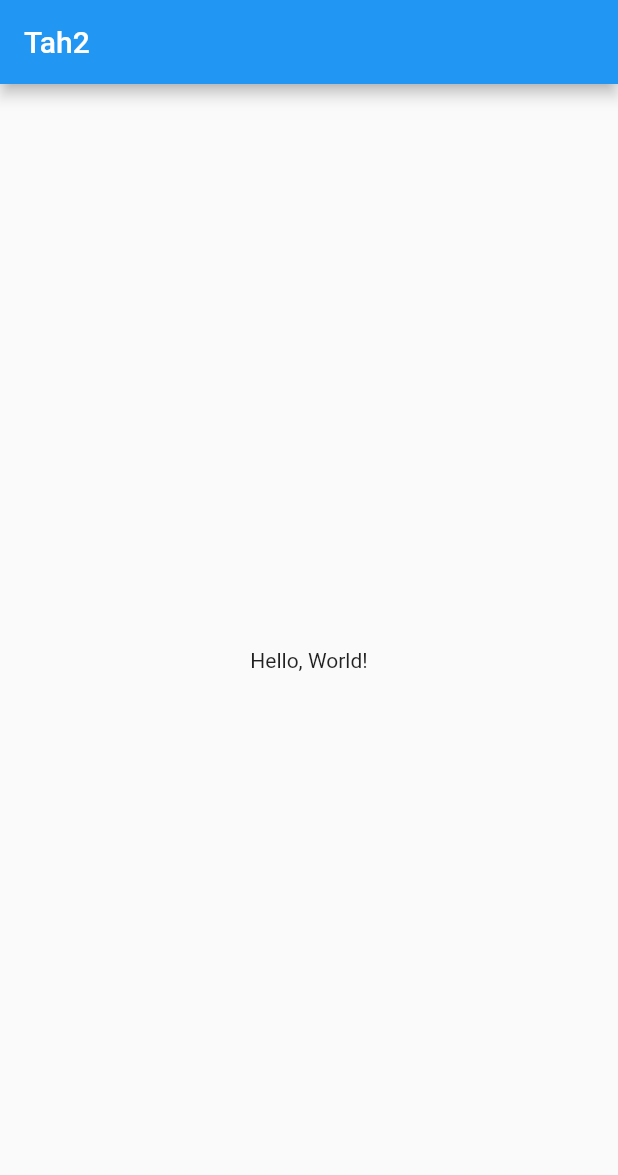
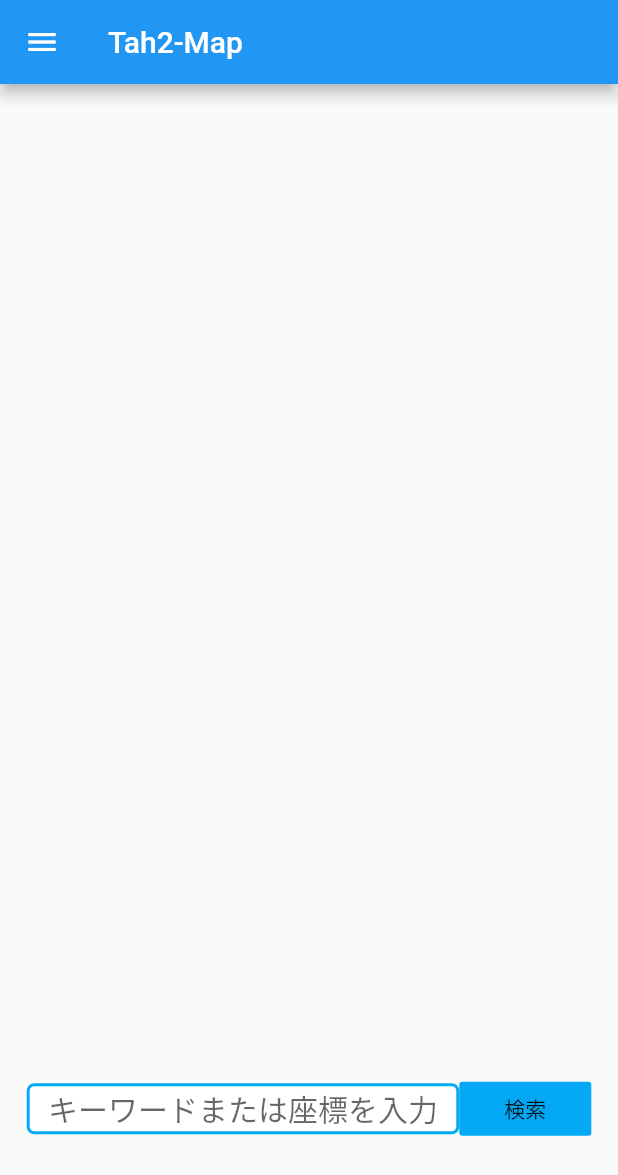
Before and after one commit to nora75/tah2-map, a Flutter app: the screen it shows after launch, on a phone screen of 412 x 824 dp. Shown: the top 1175 px of the screen. Run offline on Flutter 3.47's test engine with Material 2 defaults, Android fonts, the phone set to English and light mode, and no system bars; missing offline and left inert: dart:html, flutter_web.

Commit message:
[new] APIをたたけるように
テキストフィールドへの入力ができず、簡単なチェックのみ
結果はListに入る
コンビニフィルターをクリック時、フラグを立てれるように

```diff
--- a/lib/main.dart
+++ b/lib/main.dart
@@ -1,62 +1,22 @@
+// メイン
+
 import 'package:flutter_web/material.dart';
+import 'package:tah2_map/tah2.dart';
 
 void main() => runApp(MyApp());
 
 class MyApp extends StatelessWidget {
-  // This widget is the root of your application.
 	@override
 	Widget build(BuildContext context) {
 	return MaterialApp(
-      title: 'Flutter Demo',
+		// title: 'Flutter Demo',
 		theme: ThemeData(
-        primarySwatch: Colors.blue,
+		primarySwatch: Colors.blue,	 // appbar等の色
 		),
-      debugShowCheckedModeBanner: false,
-      home: MyHomePage(title: 'Tah2'),
+		debugShowCheckedModeBanner: false,	// こいつで右上のDebug表示を消せる
+		routes: <String, WidgetBuilder> {
+		  '/' : (_) => tah2(),
+		}
 	);
 	}
 }
-
-class MyHomePage extends StatelessWidget {
-  MyHomePage({Key key, this.title}) : super(key: key);
-
-  final String title;
-
-  @override
-  Widget build(BuildContext context) {
-    // The Flutter framework has been optimized to make rerunning build methods
-    // fast, so that you can just rebuild anything that needs updating rather
-    // than having to individually change instances of widgets.
-    return Scaffold(
-      appBar: AppBar(
-        title: Text(title),
-      ),
-      body: Center(
-        // Center is a layout widget. It takes a single child and positions it
-        // in the middle of the parent.
-        child: Column(
-          // Column is also layout widget. It takes a list of children and
-          // arranges them vertically. By default, it sizes itself to fit its
-          // children horizontally, and tries to be as tall as its parent.
-          //
-          // Invoke "debug painting" (choose the "Toggle Debug Paint" action
-          // from the Flutter Inspector in Android Studio, or the "Toggle Debug
-          // Paint" command in Visual Studio Code) to see the wireframe for each
-          // widget.
-          //
-          // Column has various properties to control how it sizes itself and
-          // how it positions its children. Here we use mainAxisAlignment to
-          // center the children vertically; the main axis here is the vertical
-          // axis because Columns are vertical (the cross axis would be
-          // horizontal).
-          mainAxisAlignment: MainAxisAlignment.center,
-          children: <Widget>[
-            Text(
-              'Hello, World!',
-            ),
-          ],
-        ),
-      ), // This trailing comma makes auto-formatting nicer for build methods.
-    );
-  }
-}
--- /dev/null
+++ b/lib/tah2.dart
@@ -0,0 +1,179 @@
+import 'dart:html';
+import 'package:flutter_web/material.dart';
+
+import 'dart:async';
+import 'dart:convert';
+
+import 'package:http/http.dart' as http;
+
+class tah2 extends StatefulWidget {
+  tah2() : super();
+
+  @override
+  _tah2State createState() => _tah2State();
+}
+
+class _tah2State extends State<tah2> {
+
+  List<String> s = ["a", "b"];
+  final _controller = TextEditingController(); // テキストの内容の取得や設定に使用するコントローラ
+  bool konbini = false;
+
+
+  Future apiRequest(data) async {
+    if(konbini) {
+      data = data + " コンビニ";
+    }
+    data = data.toString().replaceAll("　", " ");     // 全角スペースの削除
+    // String results = "";
+    // http.Response response = await http.get("https://script.google.com/macros/s/AKfycbxvArbjHqRgX1_lI0L2an9Nvkzv0n-Gfqyu95u0wmHkgB3AWueQ/exec?word=" + data);
+    // Map<String, dynamic> decoded = await json.decode(response.body);
+    // for(var result in decoded['results']){
+    //   results += "名称 : ";
+    //   results += result['name'];
+    //   // results += "\n\t住所 : ";
+    //   // results += result['formatted_address'];
+    //   results += "\n";
+    // }
+
+    List<String> results = [];
+    s.clear();
+    http.Response response = await http.get("https://script.google.com/macros/s/AKfycbxvArbjHqRgX1_lI0L2an9Nvkzv0n-Gfqyu95u0wmHkgB3AWueQ/exec?word=" + data);
+    Map<String, dynamic> decoded = await json.decode(response.body);
+    for(var result in decoded['results']){
+      results.add(result['name']);
+      print(result['name']);
+    }
+    setState(() {
+      s = results;
+    });
+  }
+
+  final String title = "tah2";
+  final GlobalKey<ScaffoldState> scaffoldKey = GlobalKey<ScaffoldState>();
+
+
+  @override
+
+  Widget build(BuildContext context) {
+    double width = MediaQuery.of(context).size.width; // 画面の横幅取得
+    double height = MediaQuery.of(context).size.height; // 画面の縦幅取得
+
+    return Scaffold(
+      appBar: AppBar(
+        title: Text("Tah2-Map"),
+        backgroundColor: Colors.blue[500],
+      ),
+      body: Container(
+        padding: EdgeInsets.only(top: 0.0, bottom: 0.0),
+        child: Stack(children: <Widget>[
+          Container(
+            child: _PrintText(width, height),
+          ),
+          Container(
+              padding: EdgeInsets.only(top : height * 0.80),
+              child: _SearchBar(width, context))
+        ])),
+      drawer: Drawer(
+        elevation: 20.0,
+        child: ListView(
+          padding: EdgeInsets.zero,
+          children: <Widget>[
+            DrawerHeader(
+              child: Text('フィルタリング'),
+              decoration: BoxDecoration(color: Colors.blueAccent),
+            ),
+            ListTile(
+              title: Text('コンビニ'),
+              onTap: () {
+                konbini = true;
+                print("コンビニ");
+              },
+            ),
+            ListTile(
+              title: Text('スーパー'),
+              onTap: () {},
+            ),
+          ],
+        ),
+      ),
+    );
+  }
+
+  Widget _PrintText(width, height) {
+      return Row(
+        mainAxisAlignment: MainAxisAlignment.center,
+        children: <Widget>[
+          Container(
+              //color: Colors.blue[100],
+              // width: width, // 横幅全部
+              // height: height, // 縦幅65% 70%はスマホレイアウト狂う
+              // child:
+              // Text(
+              //   "TEST",
+              //   style: TextStyle(
+              //     fontSize: 50,
+              //     color: Colors.pink[300],
+              //   ),
+              // ),
+              //alignment: Alignment(0.0, 0.0),
+              )
+        ],
+      );
+    }
+
+  Widget _SearchBar(width, context) {
+    return Row(
+      mainAxisAlignment: MainAxisAlignment.center,
+      children: <Widget>[
+        Container(
+          width: width * 0.7, // 横幅を画面の70%
+
+          decoration: BoxDecoration(
+            color: Colors.white,
+            border: Border.all(
+              width: 2.0, // 線の太さ
+              color: Colors.lightBlue[500],
+            ),
+            borderRadius: BorderRadius.all(Radius.circular(5.0) // かどまる君
+                ),
+          ),
+
+          child: TextField(
+            decoration: InputDecoration.collapsed(
+              border: InputBorder.none,
+              hintText: "キーワードまたは座標を入力",
+            ),
+            inputFormatters: [
+              LengthLimitingTextInputFormatter(100), // 文字数の入力制限(カウンターを表示しない)
+            ],
+            textAlign: TextAlign.center,
+            controller: _controller,
+            style: TextStyle(fontSize: 20.0, color: Colors.red)
+          ),
+        ),
+        ButtonTheme(
+            child: FlatButton(
+          color: Colors.lightBlue[500],
+          onPressed: () {
+            if(_controller.text.isEmpty) {
+              return showDialog(
+                context: context,
+                builder: (context) {
+                  return AlertDialog(
+                    content: Text('文字を入力してください')
+                  );
+                },
+              );
+            }
+            else{
+              apiRequest(_controller.text);
+              // apiRequest('蒲田');
+            }
+          },
+          child: Text("検索"),
+        ))
+      ],
+    );
+  }
+}
--- a/pubspec.yaml
+++ b/pubspec.yaml
@@ -4,6 +4,10 @@ description: An app built using Flutter for web
 environment:
   # You must be using Flutter >=1.5.0 or Dart >=2.3.0
   sdk: '>=2.3.0-dev.0.1 <3.0.0'
+
+flutter:
+  # 下記が無いとマテリアルアイコンが正常に表示出来ない
+  uses-material-design: true
 
 dependencies:
   flutter_web: any
@@ -14,6 +18,7 @@ dev_dependencies:
   build_web_compilers: ^2.0.0
   pedantic: ^1.0.0
 
+
 dependency_overrides:
   flutter_web:
     git:
```
Lines whose indentation alone changed are shown as unchanged.
